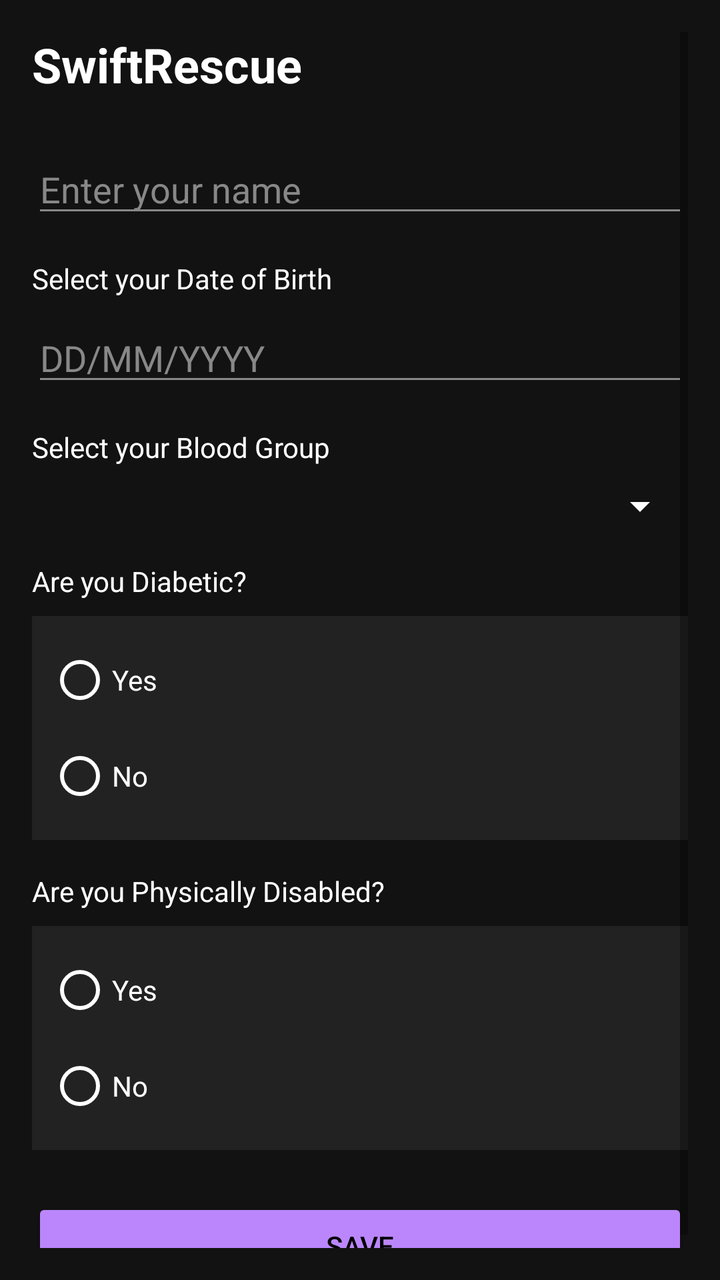
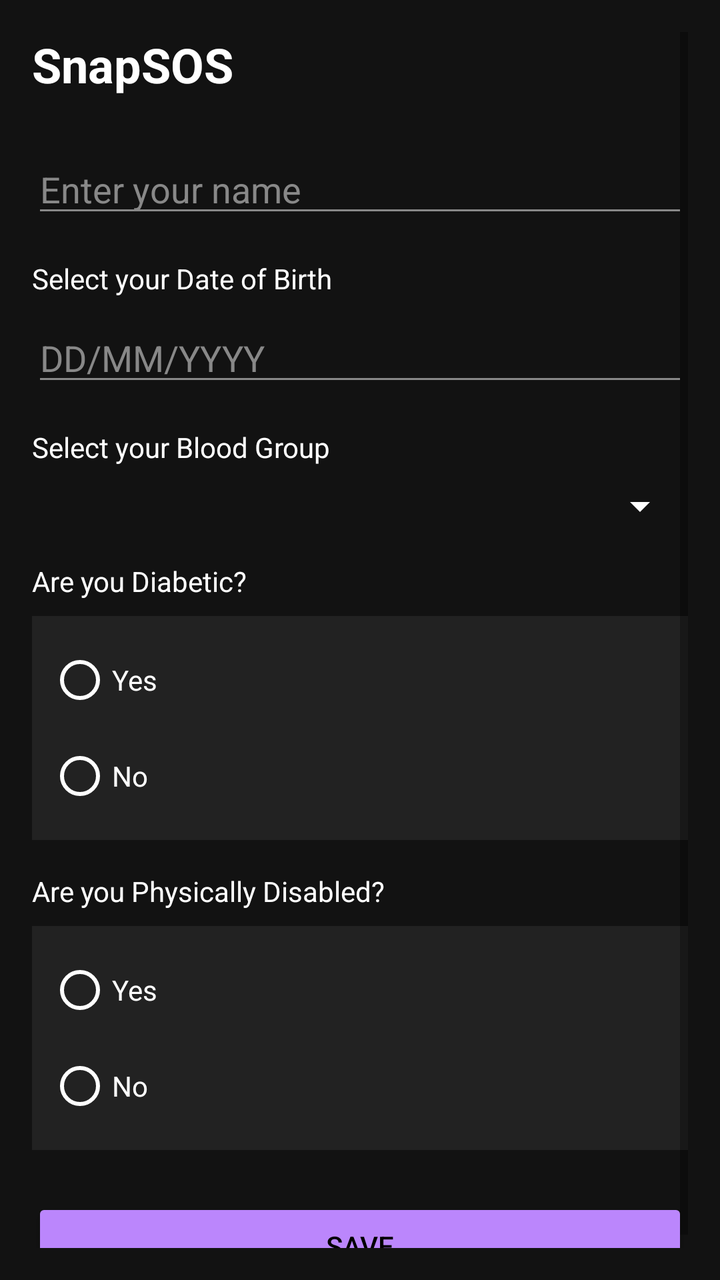

An Android layout rendered at two revisions. The XML below is the earlier revision; the diff shows what the commit changed to produce the second picture.
<!-- AndroidManifest.xml: application theme Theme.Sos -->
<!-- res/layout/activity_user_profile.xml -->
<?xml version="1.0" encoding="utf-8"?>
<ScrollView xmlns:android="http://schemas.android.com/apk/res/android"
    android:layout_width="match_parent"
    android:layout_height="match_parent"
    android:background="#121212"
    android:padding="16dp">

    <LinearLayout
        android:layout_width="match_parent"
        android:layout_height="wrap_content"
        android:orientation="vertical">

        <TextView
            android:layout_width="match_parent"
            android:layout_height="wrap_content"
            android:text="SwiftRescue"
            android:textColor="@color/white"
            android:textSize="24sp"
            android:textStyle="bold"
            android:layout_marginBottom="24dp"/>

        <EditText
            android:id="@+id/etName"
            android:layout_width="match_parent"
            android:layout_height="wrap_content"
            android:hint="Enter your name"
            android:textColor="@color/white"
            android:textColorHint="#888888"
            android:backgroundTint="#888888"
            android:layout_marginBottom="16dp"/>

        <TextView
            android:layout_width="match_parent"
            android:layout_height="wrap_content"
            android:text="Select your Date of Birth"
            android:textColor="@color/white"
            android:layout_marginBottom="8dp"/>

        <EditText
            android:id="@+id/etDob"
            android:layout_width="match_parent"
            android:layout_height="wrap_content"
            android:hint="DD/MM/YYYY"
            android:focusable="false"
            android:clickable="true"
            android:textColor="@color/white"
            android:textColorHint="#888888"
            android:backgroundTint="#888888"
            android:layout_marginBottom="16dp"/>

        <TextView
            android:layout_width="match_parent"
            android:layout_height="wrap_content"
            android:text="Select your Blood Group"
            android:textColor="@color/white"
            android:layout_marginBottom="8dp"/>

        <Spinner
            android:id="@+id/spinnerBloodGroup"
            android:layout_width="match_parent"
            android:layout_height="wrap_content"
            android:backgroundTint="@color/white"
            android:layout_marginBottom="16dp"/>

        <TextView
            android:layout_width="match_parent"
            android:layout_height="wrap_content"
            android:text="Are you Diabetic?"
            android:textColor="@color/white"
            android:layout_marginBottom="8dp"/>

        <RadioGroup
            android:id="@+id/rgDiabetic"
            android:layout_width="match_parent"
            android:layout_height="wrap_content"
            android:background="#222222"
            android:padding="8dp"
            android:layout_marginBottom="16dp">
            <RadioButton
                android:id="@+id/rbDiabeticYes"
                android:layout_width="match_parent"
                android:layout_height="wrap_content"
                android:text="Yes"
                android:textColor="@color/white"
                android:buttonTint="@color/white"/>
            <RadioButton
                android:id="@+id/rbDiabeticNo"
                android:layout_width="match_parent"
                android:layout_height="wrap_content"
                android:text="No"
                android:textColor="@color/white"
                android:buttonTint="@color/white"/>
        </RadioGroup>

        <TextView
            android:layout_width="match_parent"
            android:layout_height="wrap_content"
            android:text="Are you Physically Disabled?"
            android:textColor="@color/white"
            android:layout_marginBottom="8dp"/>

        <RadioGroup
            android:id="@+id/rgDisabled"
            android:layout_width="match_parent"
            android:layout_height="wrap_content"
            android:background="#222222"
            android:padding="8dp"
            android:layout_marginBottom="24dp">
            <RadioButton
                android:id="@+id/rbDisabledYes"
                android:layout_width="match_parent"
                android:layout_height="wrap_content"
                android:text="Yes"
                android:textColor="@color/white"
                android:buttonTint="@color/white"/>
            <RadioButton
                android:id="@+id/rbDisabledNo"
                android:layout_width="match_parent"
                android:layout_height="wrap_content"
                android:text="No"
                android:textColor="@color/white"
                android:buttonTint="@color/white"/>
        </RadioGroup>

        <Button
            android:id="@+id/btnSave"
            android:layout_width="match_parent"
            android:layout_height="wrap_content"
            android:text="SAVE"
            android:backgroundTint="#BB86FC"
            android:textColor="@color/black"/>

    </LinearLayout>
</ScrollView>
<!-- resources referenced by this layout -->
<resources>
  <color name="black">#FF000000</color>
  <color name="white">#FFFFFFFF</color>
  <style name="Theme.Sos" parent="Theme.MaterialComponents.DayNight.DarkActionBar">
          
          <item name="colorPrimary">@color/purple_500</item>
          <item name="colorPrimaryVariant">@color/purple_700</item>
          <item name="colorOnPrimary">@color/white</item>
          
          <item name="colorSecondary">@color/teal_200</item>
          <item name="colorSecondaryVariant">@color/teal_700</item>
          <item name="colorOnSecondary">@color/black</item>
          
          <item name="android:statusBarColor">?attr/colorPrimaryVariant</item>
          
      </style>
  <color name="purple_500">#FF6200EE</color>
  <color name="purple_700">#FF3700B3</color>
  <color name="teal_200">#FF03DAC5</color>
  <color name="teal_700">#FF018786</color>
</resources>

<!-- the commit's change to res/layout/activity_user_profile.xml (unified diff, before → after) -->
@@ -13,7 +13,7 @@
         <TextView
             android:layout_width="match_parent"
             android:layout_height="wrap_content"
-            android:text="SwiftRescue"
+            android:text="SnapSOS"
             android:textColor="@color/white"
             android:textSize="24sp"
             android:textStyle="bold"
